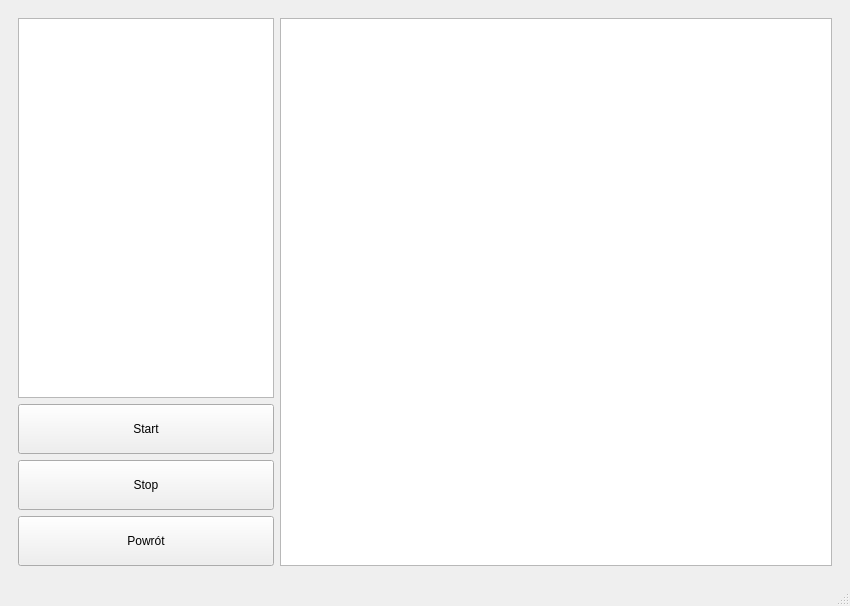
First picture: the form in mainwindow.ui, repository HoroOrangeWolf/SalesmanProjectQT, before the edit.
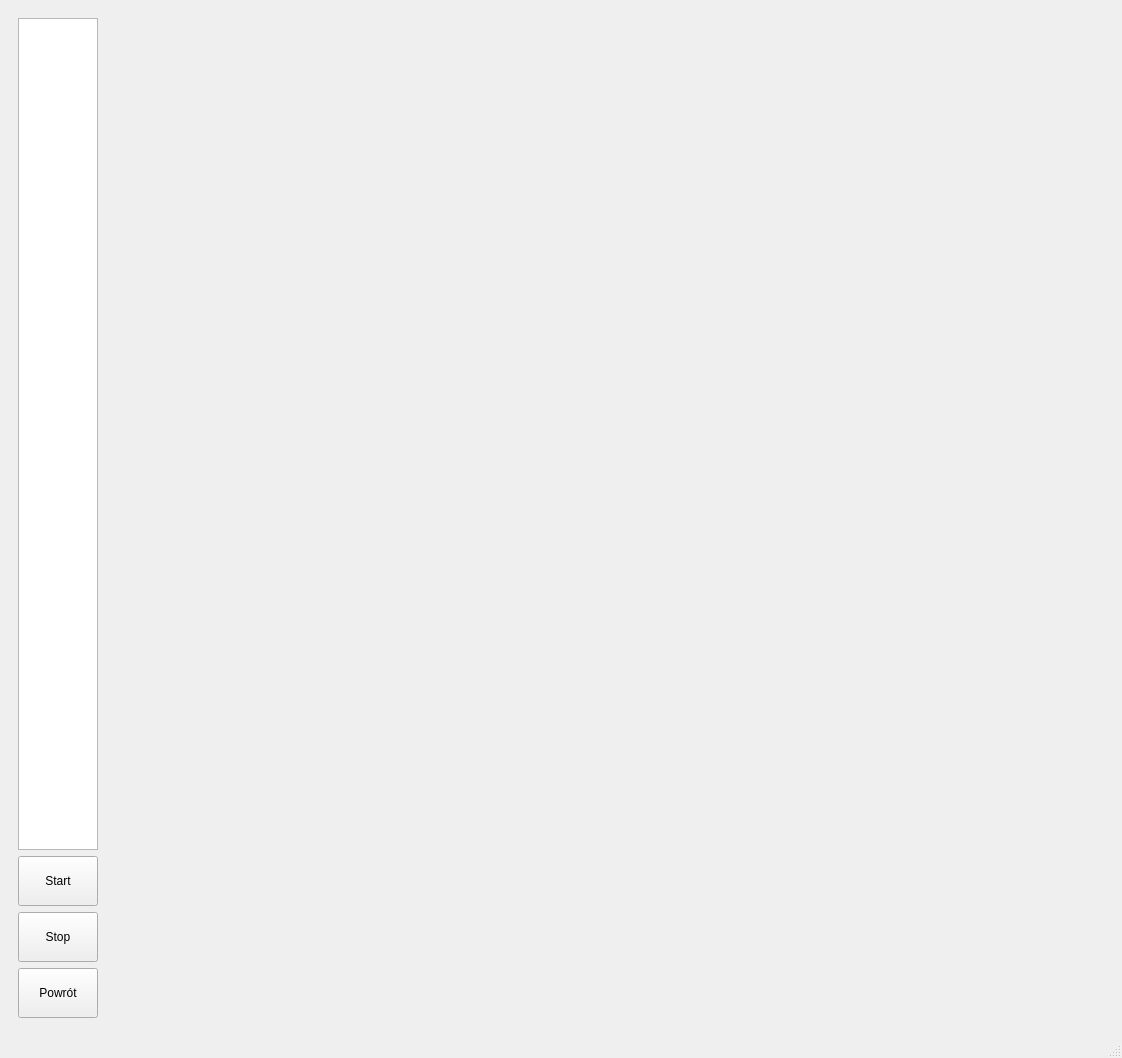
Second picture: the form after the edit. The open tabs and pages were chosen to show the change.

```diff
--- a/mainwindow.ui
+++ b/mainwindow.ui
@@ -6,8 +6,8 @@
    <rect>
     <x>0</x>
     <y>0</y>
-    <width>850</width>
-    <height>606</height>
+    <width>1114</width>
+    <height>557</height>
    </rect>
   </property>
   <property name="windowTitle">
@@ -642,7 +642,23 @@
          </layout>
         </item>
         <item>
-         <widget class="QListView" name="listView_2"/>
+         <widget class="QLabel" name="image">
+          <property name="minimumSize">
+           <size>
+            <width>1000</width>
+            <height>1000</height>
+           </size>
+          </property>
+          <property name="maximumSize">
+           <size>
+            <width>1000</width>
+            <height>1000</height>
+           </size>
+          </property>
+          <property name="text">
+           <string/>
+          </property>
+         </widget>
         </item>
        </layout>
       </widget>
```
Left out of the diff: 4 changed lines with no effect on the pictures.
